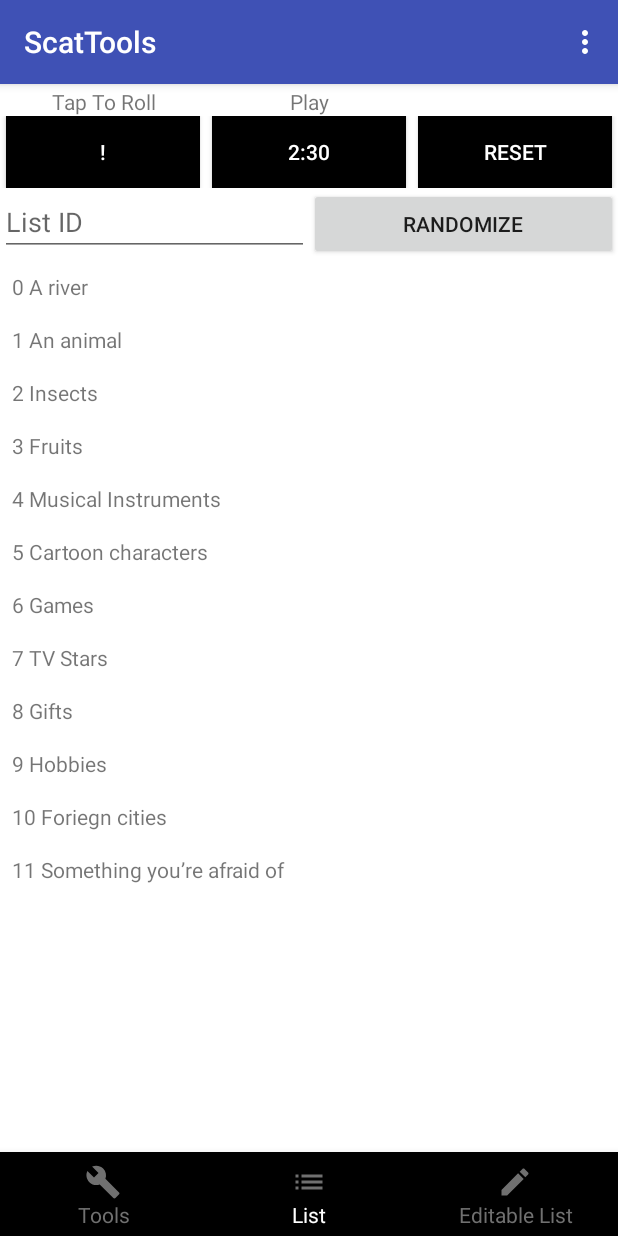
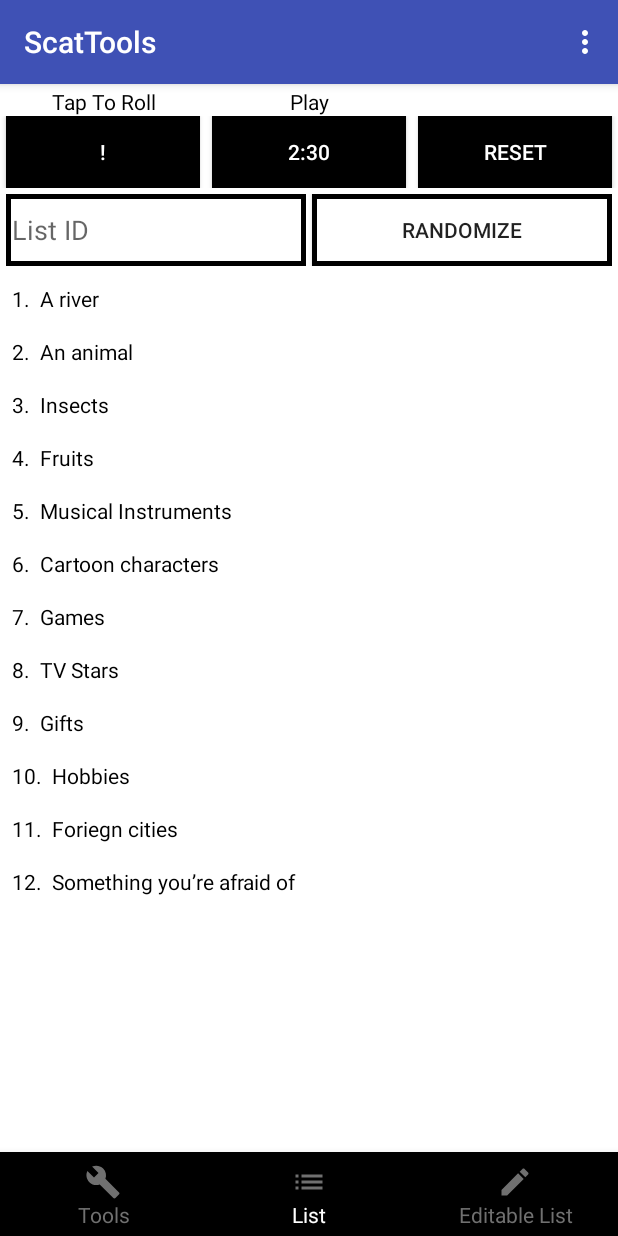
Before and after one commit to ahugenb333/ScatTools, an Android app: the screen it shows after launch (MainActivity), after a tap on "List", on a phone screen of 412 x 824 dp. Run offline under Robolectric (Android 15) with nearby library versions, the phone set to English and light mode, and no system bars.

Commit message:
it looks a bit nicer now, still need to figure out how to do settings in the bar

```diff
--- a/app/src/main/java/com/hugey/scattools/EditableList/EditableListAdapter.java
+++ b/app/src/main/java/com/hugey/scattools/EditableList/EditableListAdapter.java
@@ -41,7 +41,7 @@ public class EditableListAdapter extends RecyclerView.Adapter<EditableListAdapte
 
     @Override
     public void onBindViewHolder(EditableCategoryViewHolder holder, int position) {
-        holder.init("" + position + " ", categories.get(position).getCategory());
+        holder.init("" + (position + 1) + ". ", categories.get(position).getCategory());
     }
 
     @Override
--- a/app/src/main/java/com/hugey/scattools/List/ListAdapter.java
+++ b/app/src/main/java/com/hugey/scattools/List/ListAdapter.java
@@ -40,7 +40,7 @@ public class ListAdapter extends RecyclerView.Adapter<ListAdapter.CategoryViewHo
 
     @Override
     public void onBindViewHolder(CategoryViewHolder holder, int position) {
-        holder.init("" + position + " ", categories.get(position).getCategory());
+        holder.init("" + (position + 1) + ".  ", categories.get(position).getCategory());
     }
 
     @Override
--- a/app/src/main/java/com/hugey/scattools/List/ListView.java
+++ b/app/src/main/java/com/hugey/scattools/List/ListView.java
@@ -10,9 +10,11 @@ import android.text.Editable;
 import android.text.TextUtils;
 import android.text.TextWatcher;
 import android.util.Log;
+import android.view.KeyEvent;
 import android.view.LayoutInflater;
 import android.view.View;
 import android.view.ViewGroup;
+import android.view.inputmethod.EditorInfo;
 import android.widget.Button;
 import android.widget.EditText;
 import android.widget.TextView;
--- /dev/null
+++ b/app/src/main/res/drawable/btn_border.xml
@@ -0,0 +1,11 @@
+<?xml version="1.0" encoding="utf-8"?>
+<shape xmlns:android="http://schemas.android.com/apk/res/android"
+    android:shape="rectangle" >
+
+    <solid android:color="@android:color/white" />
+
+    <stroke
+        android:width="3dp"
+        android:color="@android:color/black" />
+
+</shape>
--- a/app/src/main/res/layout/list_item.xml
+++ b/app/src/main/res/layout/list_item.xml
@@ -4,20 +4,17 @@
     android:orientation="horizontal" android:layout_width="match_parent"
     android:layout_height="wrap_content"
     android:padding="8dp">
-
     <TextView
         android:layout_width="wrap_content"
         android:layout_height="wrap_content"
         android:id="@+id/list_item_tv_number"
-        android:text="where dey at doe"
+        android:textColor="@android:color/black"
         tools:text="1."/>
 
     <TextView
         android:layout_width="match_parent"
         android:layout_height="wrap_content"
-        android:text="where dey at doe"
+        android:textColor="@android:color/black"
         android:id="@+id/list_item_tv_category"
         tools:text="things you do"/>
-
-
 </LinearLayout>
--- a/app/src/main/res/layout/view_list.xml
+++ b/app/src/main/res/layout/view_list.xml
@@ -5,7 +5,8 @@
     android:layout_height="match_parent"
     android:orientation="vertical"
     android:paddingBottom="2dp"
-    android:paddingTop="2dp">
+    android:paddingTop="2dp"
+    android:background="@android:color/white">
 
     <LinearLayout
         android:layout_width="match_parent"
@@ -17,7 +18,8 @@
             android:layout_height="wrap_content"
             android:layout_weight="1"
             android:gravity="center"
-            android:text="Tap To Roll" />
+            android:text="@string/lbl_tap"
+            android:textColor="@android:color/black"/>
 
         <TextView
             android:id="@+id/list_tv_play"
@@ -25,7 +27,8 @@
             android:layout_height="wrap_content"
             android:layout_weight="1"
             android:gravity="center"
-            android:text="Play" />
+            android:text="@string/lbl_play"
+            android:textColor="@android:color/black"/>
 
         <View
             android:layout_width="0dp"
@@ -64,7 +67,7 @@
             android:layout_width="0dp"
             android:layout_height="wrap_content"
             android:layout_weight="1"
-            android:text="Reset"
+            android:text="@string/btn_reset"
             android:layout_marginLeft="4dp"
             android:layout_marginRight="4dp"
             android:background="@android:color/black"
@@ -74,33 +77,38 @@
     <LinearLayout
         android:layout_width="match_parent"
         android:layout_height="wrap_content"
-        android:orientation="horizontal">
+        android:orientation="horizontal"
+        android:padding="4dp">
 
         <EditText
             android:id="@+id/list_et_id"
             android:layout_width="0dp"
-            android:layout_height="wrap_content"
+            android:layout_height="match_parent"
+            android:padding="4dp"
             android:layout_weight="1"
             android:inputType="number"
             android:imeOptions="actionDone"
-            android:hint="List ID"/>
+            android:background="@drawable/btn_border"
+            android:hint="@string/hint_list_id" />
+
+        <View
+            android:layout_width="4dp"
+            android:layout_height="match_parent" />
 
         <Button
             android:id="@+id/list_btn_randomize"
             android:layout_width="0dp"
             android:layout_weight="1"
-            android:text="Randomize"
+            android:text="@string/btn_randomize"
+            android:padding="4dp"
+            android:background="@drawable/btn_border"
             android:layout_height="wrap_content"/>
-
-
     </LinearLayout>
-
 
     <android.support.v7.widget.RecyclerView
         android:id="@+id/list_recycler"
         android:layout_width="match_parent"
         android:layout_height="match_parent"
         android:orientation="vertical">
-
     </android.support.v7.widget.RecyclerView>
 </LinearLayout>
--- a/app/src/main/res/values/strings.xml
+++ b/app/src/main/res/values/strings.xml
@@ -3,6 +3,11 @@
     <string name="bottom_nav_tools">Tools</string>
     <string name="bottom_nav_list">List</string>
     <string name="bottom_nav_editable_list">Editable List</string>
+    <string name="btn_reset">Reset</string>
+    <string name="btn_randomize">Randomize</string>
+    <string name="lbl_tap">Tap To Roll</string>
+    <string name="lbl_play">Play</string>
+    <string name="hint_list_id">List ID</string>
     <string-array name="letters">
         <item>A</item>
         <item>B</item>
```
Also changed, not shown: app/src/main/res/layout/activity_list.xml (deleted, +0 -65 lines), app/src/main/res/layout/view_main.xml (+6 -7 lines).
